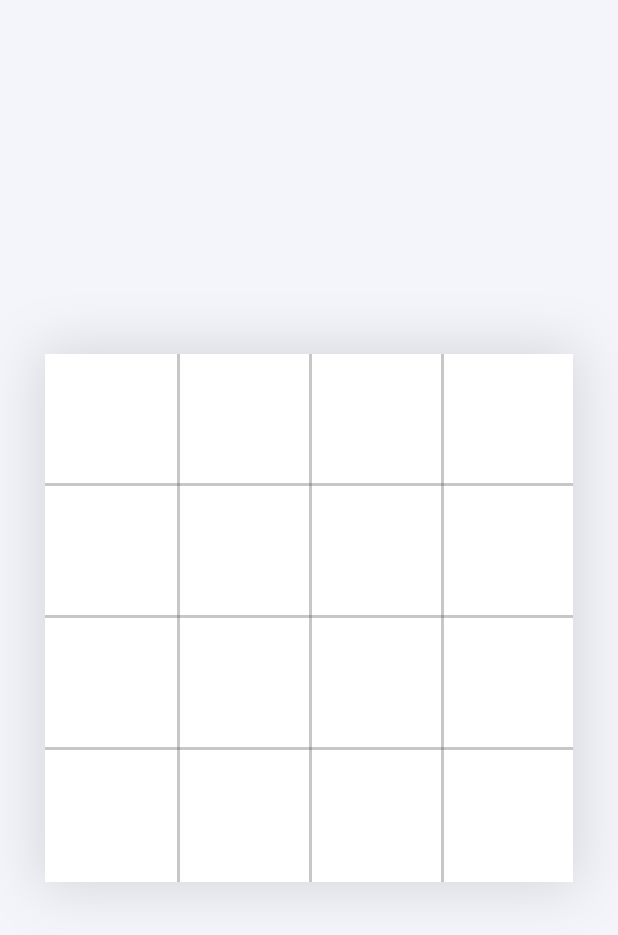
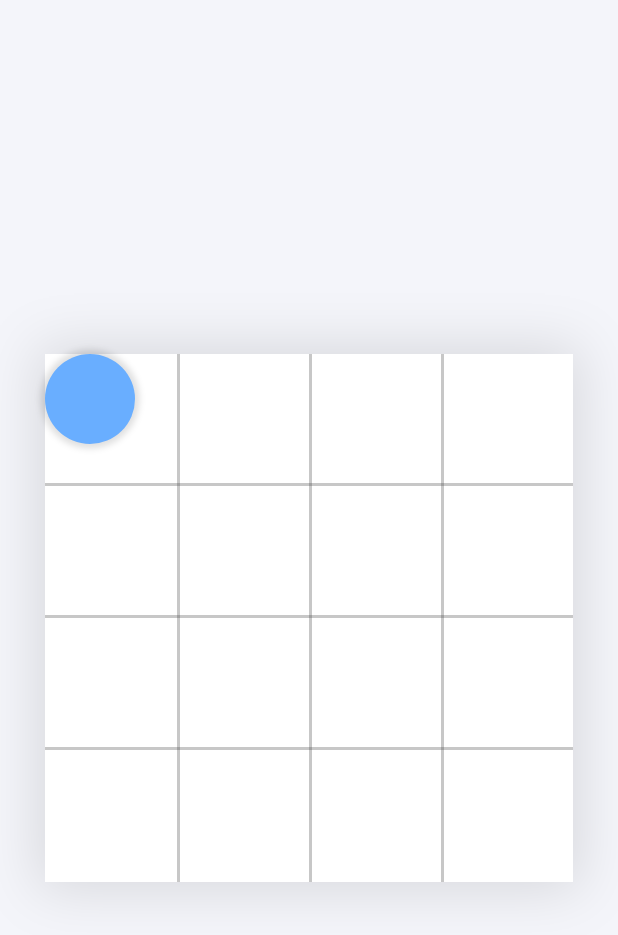
Before and after one commit to jeongwoo0427/spingo_app, a Flutter app: the SpingoScreen screen opened by its route, on a phone screen of 412 x 824 dp. Shown: the top 935 px of the screen. Run offline on Flutter 3.47's test engine with Material 3 defaults, Android fonts, the phone set to English and light mode, and no system bars; our stand-ins replace animate_do, go_router, responsive_framework.

Commit message:
feat : AddStoneWidget

```diff
--- a/lib/constants/app_themes.dart
+++ b/lib/constants/app_themes.dart
@@ -101,3 +101,8 @@ class AppThemes {
     ),
   );
 }
+
+class AppColors{
+  static const Color blueStoneColor = Color(0xFF69AEFF);
+  static const Color redStoneColor = Color(0xFFFF8686);
+}
--- a/lib/ui/screen/game/spingo_screen.dart
+++ b/lib/ui/screen/game/spingo_screen.dart
@@ -1,5 +1,6 @@
 import 'package:flutter/material.dart';
 import 'package:spingo/ui/screen/game/widget/grid_board.dart';
+import 'package:spingo/ui/screen/game/widget/stone.dart';
 import 'package:spingo/ui/widget/scaffold/responsive_scaffold.dart';
 
 class SpingoScreen extends StatefulWidget {
@@ -28,9 +29,11 @@ class _SpingoScreenState extends State<SpingoScreen> {
               child: Stack(
                 children: [
                   Positioned.fill(
-                      child: GridBoard(
-                    gridCount: 4,
-                  )),
+                    child: GridBoard(
+                      gridCount: 4,
+                    ),
+                  ),
+                  Positioned(top: 0,left: 0,child: Stone(isBlueStone: true,))
                 ],
               ),
             ),
--- /dev/null
+++ b/lib/ui/screen/game/widget/stone.dart
@@ -0,0 +1,31 @@
+import 'package:flutter/cupertino.dart';
+import 'package:flutter/material.dart';
+import 'package:spingo/constants/app_themes.dart';
+
+class Stone extends StatelessWidget {
+  final isBlueStone;
+
+  const Stone({super.key, required this.isBlueStone});
+
+  @override
+  Widget build(BuildContext context) {
+    return Material(
+      color: Colors.transparent,
+      borderRadius: BorderRadius.circular(300),
+      child: Container(
+        width: 60,
+        height: 60,
+        decoration: BoxDecoration(
+            shape: BoxShape.circle,
+            color: isBlueStone?AppColors.blueStoneColor:AppColors.redStoneColor,
+            boxShadow: [
+              BoxShadow(
+                  offset: Offset(0.0, 0.0),
+                  color: Colors.black12,
+                  blurRadius: 3,
+                  spreadRadius: 3)
+            ]),
+      ),
+    );
+  }
+}
```
